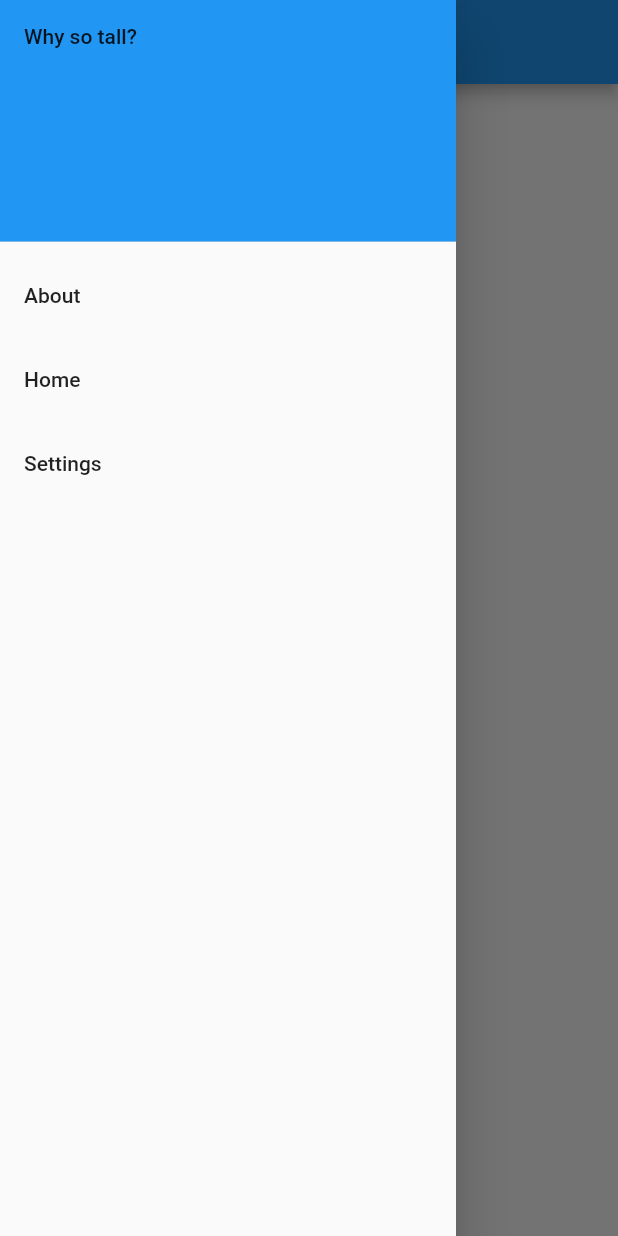
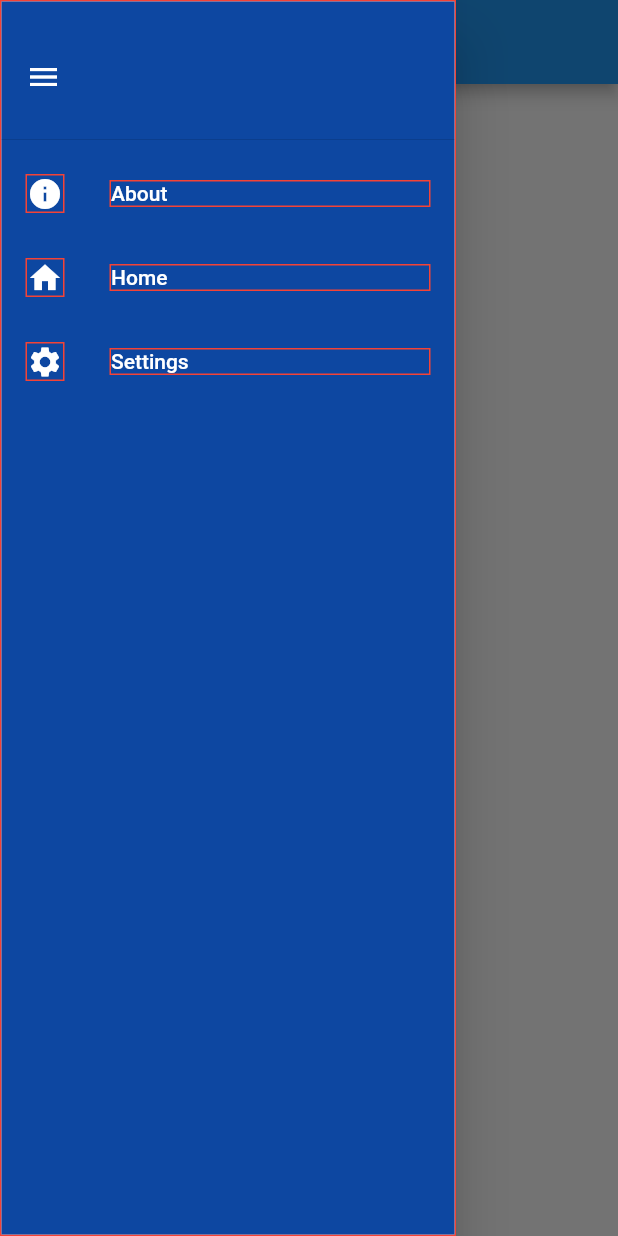
Before and after one commit to mvolkmann/flutter_drawer, a Flutter app: the screen it shows after launch, with the side drawer open, on a phone screen of 412 x 824 dp. Run offline on Flutter 3.47's test engine with Material 2 defaults, Android fonts, the phone set to English and light mode, and no system bars.

```diff
--- a/lib/drawer_scaffold.dart
+++ b/lib/drawer_scaffold.dart
@@ -1,10 +1,16 @@
 import 'package:flutter/material.dart';
+import 'widget_extensions.dart';
 
 class DrawerItem {
   final String title;
+  final IconData icon;
   final Widget widget;
 
-  DrawerItem({required this.title, required this.widget});
+  DrawerItem({
+    required this.title,
+    required this.icon,
+    required this.widget,
+  });
 }
 
 class DrawerScaffold extends StatefulWidget {
@@ -17,6 +23,9 @@ class DrawerScaffold extends StatefulWidget {
 }
 
 class _DrawerScaffoldState extends State<DrawerScaffold> {
+  final drawerBgColor = Colors.blue.shade900;
+  final drawerFgColor = Colors.white;
+
   var pageIndex = 0;
 
   @override
@@ -25,7 +34,12 @@ class _DrawerScaffoldState extends State<DrawerScaffold> {
     for (var i = 0; i < widget.drawerItems.length; i++) {
       var pageItem = widget.drawerItems[i];
       listTiles.add(ListTile(
-        title: Text(pageItem.title),
+        leading: Icon(pageItem.icon, color: drawerFgColor).border(),
+        //TODO: Why is this so wide?
+        title: Text(
+          pageItem.title,
+          style: TextStyle(color: drawerFgColor),
+        ).border(),
         onTap: () {
           setState(() => pageIndex = i);
           Navigator.pop(context);
@@ -34,23 +48,29 @@ class _DrawerScaffoldState extends State<DrawerScaffold> {
     }
 
     return Scaffold(
+      // Scaffolds with an AppBar automatically
+      //get a hamburger menu on the left side.
       appBar: AppBar(
         title: Text(widget.drawerItems[pageIndex].title),
       ),
       body: Center(child: widget.drawerItems[pageIndex].widget),
       drawer: Drawer(
+        child: Container(
+          color: drawerBgColor,
+          width: 50,
           child: ListView(
             padding: EdgeInsets.zero, // removes default padding
             children: [
-            DrawerHeader(
-              decoration: BoxDecoration(
-                color: Colors.blue,
+              SizedBox(
+                height: 100,
+                child: DrawerHeader(
+                  child: Icon(Icons.menu, color: drawerFgColor).align(),
                 ),
-              child: Text('Why so tall?'),
               ),
               ...listTiles,
             ],
           ),
+        ).border(),
       ),
     );
   }
--- a/lib/main.dart
+++ b/lib/main.dart
@@ -10,9 +10,9 @@ void main() {
 
 class MyApp extends StatelessWidget {
   static final drawerItems = <DrawerItem>[
-    DrawerItem(title: 'About', widget: AboutPage()),
-    DrawerItem(title: 'Home', widget: HomePage()),
-    DrawerItem(title: 'Settings', widget: SettingsPage()),
+    DrawerItem(title: 'About', icon: Icons.info, widget: AboutPage()),
+    DrawerItem(title: 'Home', icon: Icons.home, widget: HomePage()),
+    DrawerItem(title: 'Settings', icon: Icons.settings, widget: SettingsPage()),
   ];
 
   const MyApp({Key? key}) : super(key: key);
```
Also changed, not shown: lib/widget_extensions.dart (added, +76 -0 lines). Lines whose indentation alone changed are shown as unchanged.
